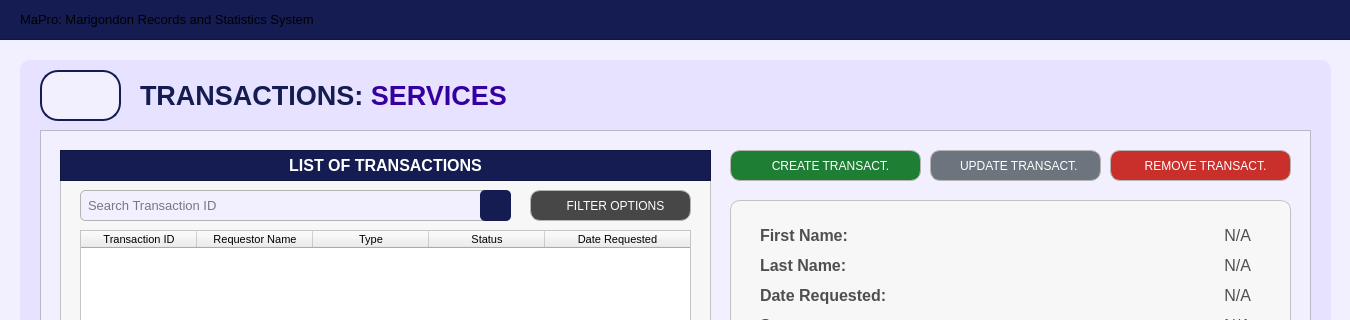
Qt form Resources/UIs/MainPages/TransactionPages/services.ui (Yohhannn/Barangay-Records-Statistics-System) before a commit; both pictures show x 0 to 1350 and y 0 to 320 of the 1350 by 850 pixel window.
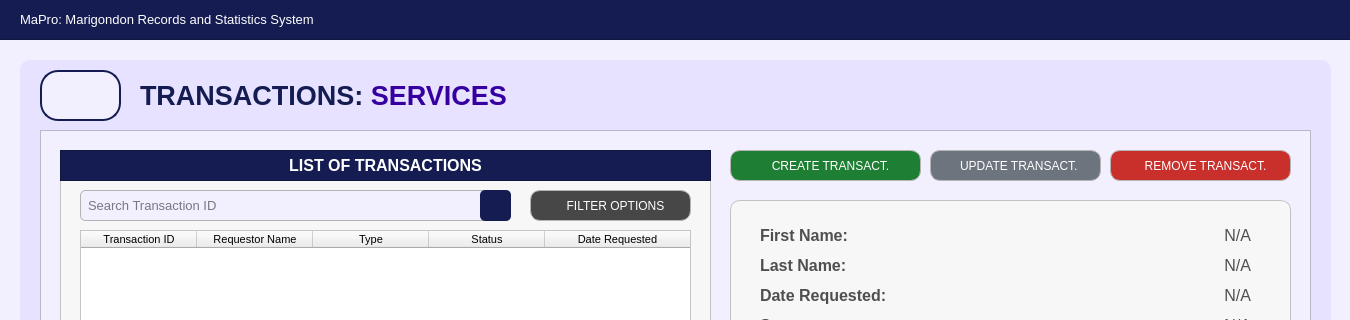
The same form after that commit. Icons and pictures are not drawn.

Diff of the .ui file:
```diff
--- a/Resources/UIs/MainPages/TransactionPages/services.ui
+++ b/Resources/UIs/MainPages/TransactionPages/services.ui
@@ -70,7 +70,7 @@
     <property name="styleSheet">
      <string notr="true">#app_title {
 	background-color: transparent;
-	color: #white;
+	color: #FFFFFF;
 }
 </string>
     </property>
```
Left out of the diff: 30 changed lines with no effect on the pictures.
